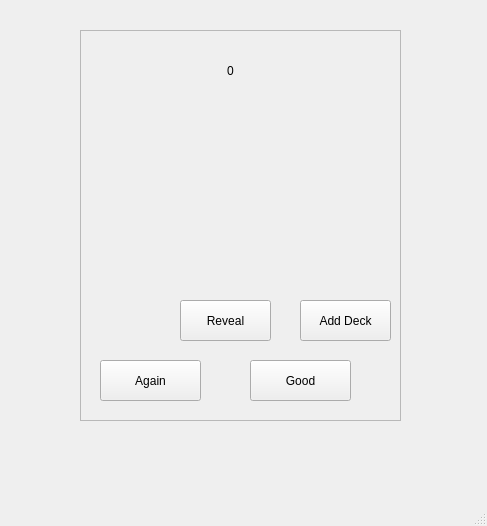
First picture: the form in mainwindow.ui, repository Zetoo0/InkaCard, before the edit.
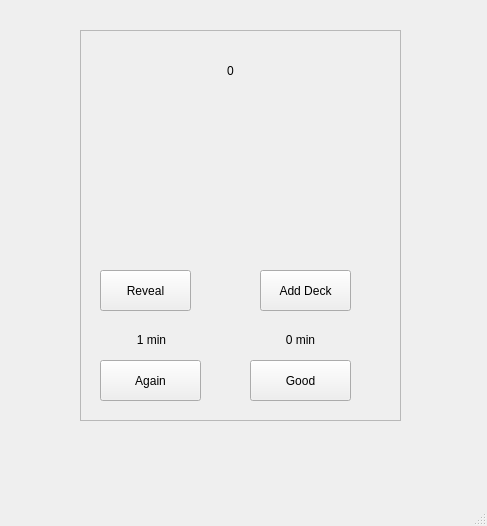
Second picture: the form after the edit.

Diff of the .ui file:
```diff
--- a/mainwindow.ui
+++ b/mainwindow.ui
@@ -41,8 +41,8 @@
     <widget class="QPushButton" name="revealBtn">
      <property name="geometry">
       <rect>
-       <x>100</x>
-       <y>270</y>
+       <x>20</x>
+       <y>240</y>
        <width>91</width>
        <height>41</height>
       </rect>
@@ -96,8 +96,8 @@
     <widget class="QPushButton" name="addDeckBtn">
      <property name="geometry">
       <rect>
-       <x>220</x>
-       <y>270</y>
+       <x>180</x>
+       <y>240</y>
        <width>91</width>
        <height>41</height>
       </rect>
@@ -106,6 +106,38 @@
       <string>Add Deck</string>
      </property>
     </widget>
+    <widget class="QLabel" name="againTimeLb">
+     <property name="geometry">
+      <rect>
+       <x>40</x>
+       <y>300</y>
+       <width>63</width>
+       <height>20</height>
+      </rect>
+     </property>
+     <property name="text">
+      <string>1 min</string>
+     </property>
+     <property name="alignment">
+      <set>Qt::AlignCenter</set>
+     </property>
+    </widget>
+    <widget class="QLabel" name="goodTimeLb">
+     <property name="geometry">
+      <rect>
+       <x>170</x>
+       <y>300</y>
+       <width>101</width>
+       <height>20</height>
+      </rect>
+     </property>
+     <property name="text">
+      <string>0 min</string>
+     </property>
+     <property name="alignment">
+      <set>Qt::AlignCenter</set>
+     </property>
+    </widget>
    </widget>
   </widget>
   <widget class="QMenuBar" name="menubar">
```
